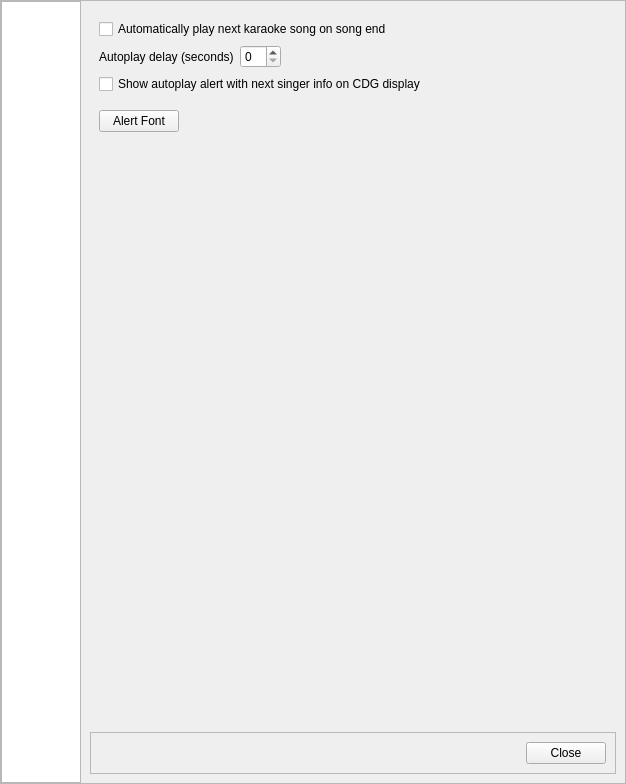
The window that OpenKJ/dlgsettings.ui (OpenKJ/OpenKJ) describes before a commit, drawn with Qt 5.
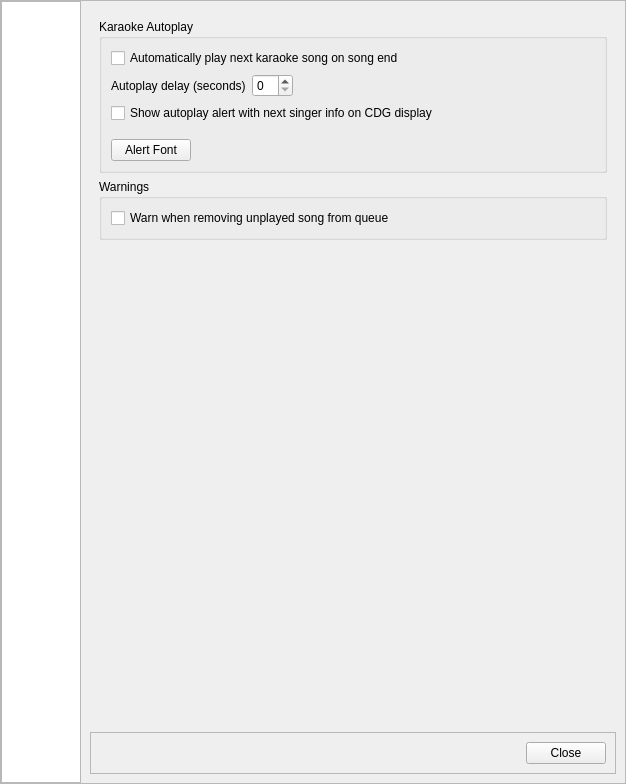
The same window after the commit. Icons and pictures are not drawn.

Commit message: Add optional warning dlg on non-played queue song removal - Github issue #28

```diff
--- a/OpenKJ/dlgsettings.ui
+++ b/OpenKJ/dlgsettings.ui
@@ -873,6 +873,15 @@
           <widget class="QWidget" name="otherPage">
            <layout class="QVBoxLayout" name="verticalLayout_15">
             <item>
+             <widget class="QGroupBox" name="groupBox">
+              <property name="title">
+               <string>Karaoke Autoplay</string>
+              </property>
+              <property name="flat">
+               <bool>false</bool>
+              </property>
+              <layout class="QVBoxLayout" name="verticalLayout_16">
+               <item>
              <widget class="QCheckBox" name="checkBoxKAA">
               <property name="text">
                <string>Automatically play next karaoke song on song end</string>
@@ -939,6 +948,25 @@
                </spacer>
               </item>
              </layout>
+               </item>
+              </layout>
+             </widget>
+            </item>
+            <item>
+             <widget class="QGroupBox" name="groupBox_2">
+              <property name="title">
+               <string>Warnings</string>
+              </property>
+              <layout class="QVBoxLayout" name="verticalLayout_17">
+               <item>
+                <widget class="QCheckBox" name="cbxQueueRemovalWarning">
+                 <property name="text">
+                  <string>Warn when removing unplayed song from queue</string>
+                 </property>
+                </widget>
+               </item>
+              </layout>
+             </widget>
             </item>
             <item>
              <spacer name="verticalSpacer_2">
```
Lines whose indentation alone changed are shown as unchanged. The commit also changes 4 other files.
